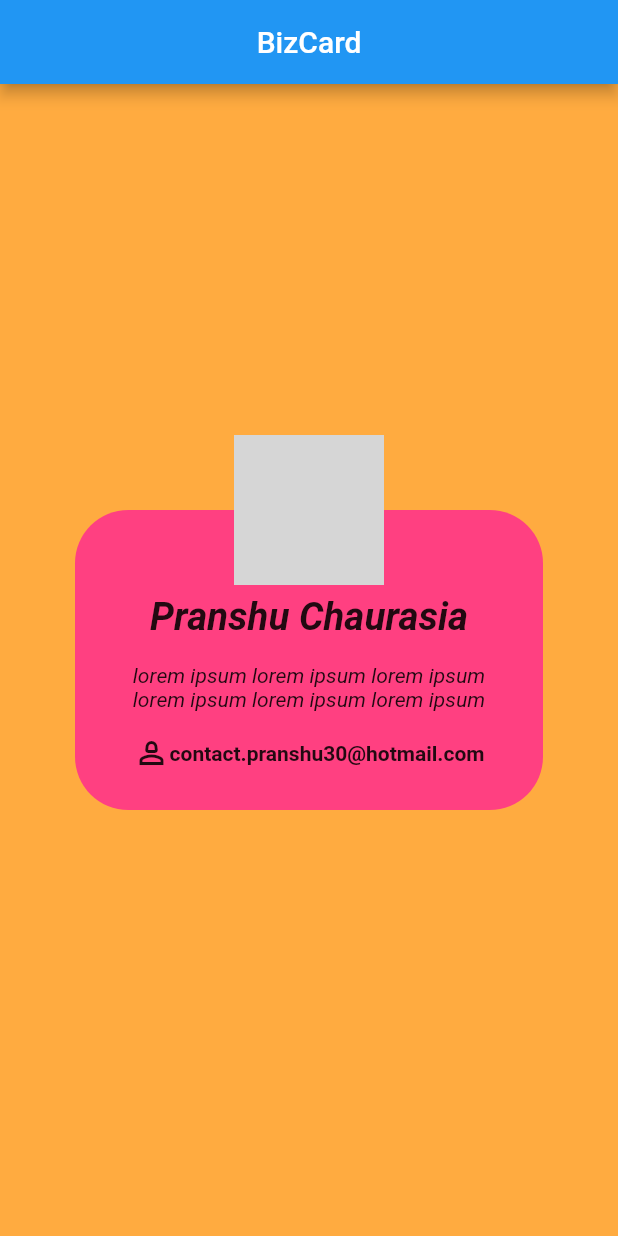
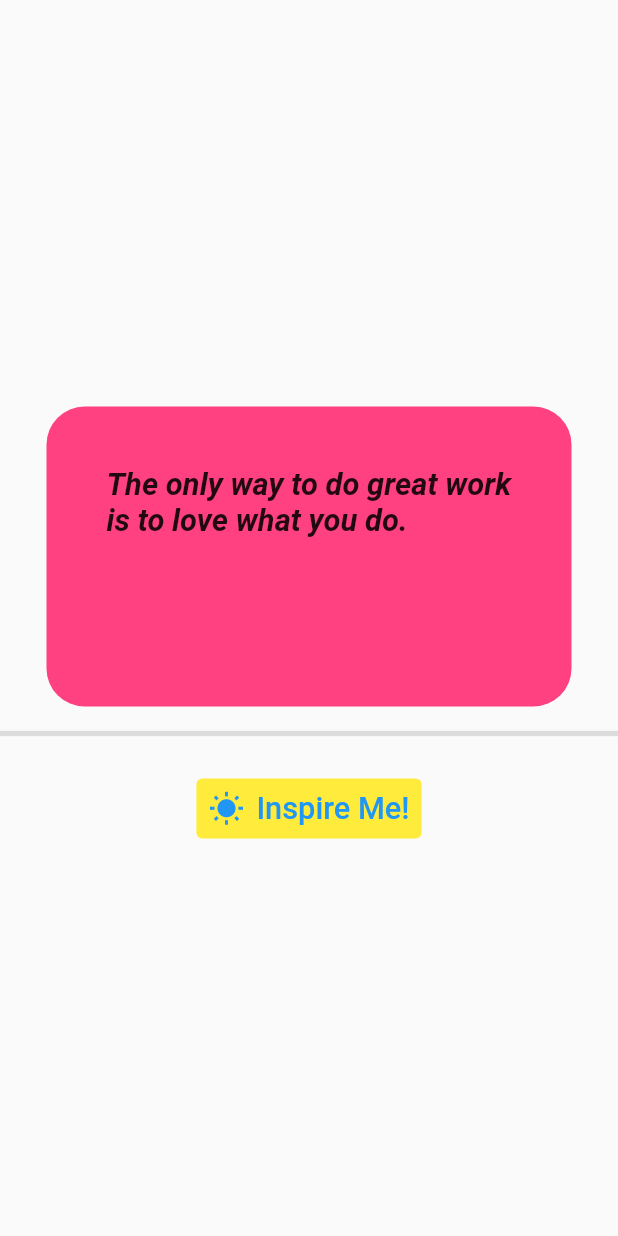
Before and after one commit to ChaurasiaP/BizCard-demo, a Flutter app: the screen it shows after launch, on a phone screen of 412 x 824 dp. Run offline on Flutter 3.47's test engine with Material 2 defaults, Android fonts, the phone set to English and light mode, and no system bars; grey boxes are pictures that could not be loaded.

Commit message:
UPDATED lib with 'QUOTES APP' code

```diff
--- a/WELCOME.txt
+++ b/WELCOME.txt
@@ -1,2 +1 @@
-WELCOME TO MY FIRST FLUTTER PROJECT
-Virtual Business Card
+WELCOME TO THE FLUTTER PLAYGROUND
--- a/lib/UI/home.dart
+++ b/lib/UI/home.dart
@@ -1,71 +1,78 @@
 import 'package:flutter/material.dart';
 
-class BizCard extends StatelessWidget {
+class QuotesApp extends StatefulWidget {
+  @override
+  State<QuotesApp> createState() => _QuotesAppState();
+}
+
+class _QuotesAppState extends State<QuotesApp> {
+  int _index = 0;
+
+  List quotes = [
+    "The only way to do great work is to love what you do.",
+    "Life is what happens when you're busy making other plans.",
+    "In three words I can sum up everything I've learned about life: it goes on.",
+    "The only limit to our realization of tomorrow will be our doubts of today.",
+    "Success is not final, failure is not fatal: It is the courage to continue that counts.",
+    "The best way to predict the future is to create it.",
+    "The future belongs to those who believe in the beauty of their dreams.",
+    "Happiness is not something ready-made. It comes from your own actions.",
+    "The only person you are destined to become is the person you decide to be.",
+    "Believe you can and you're halfway there.",
+    "What lies behind us and what lies before us are tiny matters compared to what lies within us.",
+    "The only source of knowledge is experience.",
+    "Change your thoughts and you change your world.",
+    "Life isn't about finding yourself. It's about creating yourself.",
+    "The journey of a thousand miles begins with one step.",
+  ];
+
   @override
   Widget build(BuildContext context) {
     return Scaffold(
-      appBar: AppBar(
-        title: Text("BizCard"),
-        centerTitle: true,
-      ),
-      backgroundColor: Colors.orangeAccent,
         body: Container(
             alignment: Alignment.center,
-        child: Stack(
-          alignment: Alignment.topCenter,
-          children: <Widget>[
-            _getCard(),
-            _getAvatar()
-          ],
-        ),
-      ),
-    );
-  }
-
-  Container _getCard() {
-    return Container(
-      width: 350,
-      height: 200,
-      margin: EdgeInsets.all(50),
-      decoration: BoxDecoration(
-          color: Colors.pinkAccent,
-          borderRadius: BorderRadius.circular(35.5)
-      ),
             child: Column(
               mainAxisAlignment: MainAxisAlignment.center,
               children: <Widget>[
-          Text("\nPranshu Chaurasia",
-            style: TextStyle(fontSize: 25.5,
-                fontStyle: FontStyle.italic,
-                fontWeight: FontWeight.bold),),
-          Text(
-            "\nlorem ipsum lorem ipsum lorem ipsum\nlorem ipsum lorem ipsum lorem ipsum\n",
-            style: TextStyle(fontStyle: FontStyle.italic),),
-          Row(
-            mainAxisAlignment: MainAxisAlignment.center,
-            children: [
-              Icon(Icons.person_2_outlined),
-              Text("contact.pranshu30@hotmail.com",
-                style: TextStyle(fontWeight: FontWeight.w700),)
+                Container(
+                  width: 350,
+                  height: 200,
+                  margin: EdgeInsets.all(10.0),
+                  decoration: BoxDecoration(
+                      color: Colors.pinkAccent,
+                      borderRadius: BorderRadius.circular(25.4)
+                  ),
+                  child: Text(quotes[_index % quotes.length],
+                    style: TextStyle(
+                        fontSize: 20.5,
+                        fontWeight: FontWeight.bold,
+                        fontStyle: FontStyle.italic
+                    ),),
+                  padding: EdgeInsets.all(40),
+                ),
+                Divider(thickness: 3.5),
+                Padding(
+                  padding: const EdgeInsets.only(top:18.0),
+                  child: TextButton.icon(
+                    onPressed: _showQuote,
+                    style: TextButton.styleFrom(
+                        backgroundColor: Colors.yellow
+                    ),
+                    icon: Icon(Icons.wb_sunny),
+                    label: Text("Inspire Me!",
+                      style: TextStyle(
+                          fontSize: 20.5
+                      ),),
+                  ),
+                ),
+// use spacer her
               ],
-          )
-        ],
-      ),
-    );
+            )));
   }
 
-  Container _getAvatar() {
-    return Container(
-      width: 100,
-      height: 100,
-      decoration: BoxDecoration(
-          color: Colors.grey,
-          borderRadius: BorderRadius.all(Radius.circular(50.0)),
-          border: Border.all(color: Colors.redAccent, width: 2.5),
-          image: DecorationImage(
-              image: NetworkImage("https://picsum.photos/id/3/5000/3333"),
-              fit: BoxFit.cover)
-      ),
-    );
+  void _showQuote() {
+    setState(() {
+      _index++;
+    });
   }
 }
--- a/lib/main.dart
+++ b/lib/main.dart
@@ -2,5 +2,5 @@ import 'package:flutter/material.dart';
 import 'UI/home.dart';
 
 void main() => runApp(new MaterialApp(
-  home: BizCard(),
+  home: QuotesApp(),
 ));
```
Lines whose indentation alone changed are shown as unchanged.
